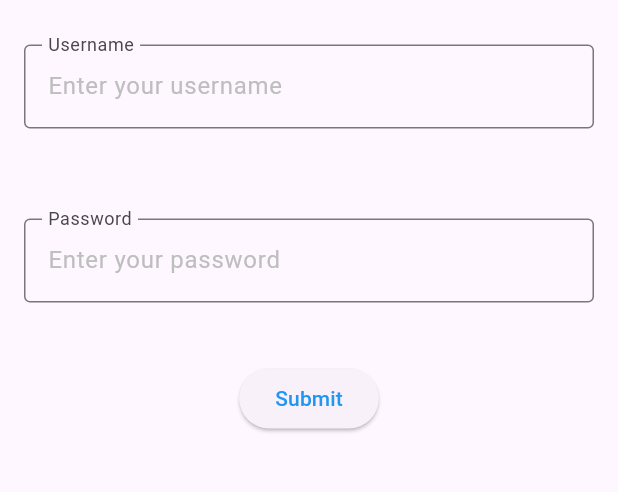
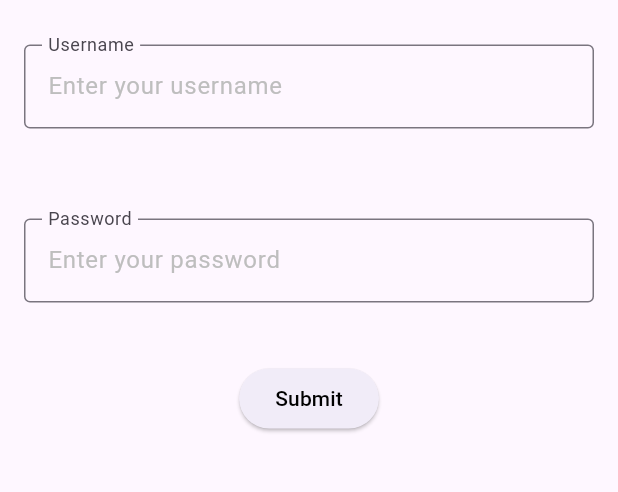
Before and after one commit to AustejaJak/FlutterApp, a Flutter app: the screen it shows after launch, on a phone screen of 412 x 824 dp, the part 428-920 px from its top. Run offline on Flutter 3.47's test engine with Material 3 defaults, Android fonts, the phone set to English and light mode, and no system bars; our stand-ins replace flutter_svg.

```diff
--- a/lib/main.dart
+++ b/lib/main.dart
@@ -1,6 +1,6 @@
 import 'package:flutter/material.dart';
 import 'package:flutter_app/screens/home_screen.dart';
-import './screens/login_screen.dart';
+import 'screens/login/login_screen.dart';
 
 void main() {
   runApp(const MyApp());
--- a/lib/widgets/login_form.dart
+++ b/lib/screens/login/login_form.dart
@@ -1,6 +1,6 @@
 import 'package:flutter/material.dart';
-import 'custom_form_field.dart';
-import 'custom_elevated_button.dart';
+import '../../widgets/custom_form_field.dart';
+import '../../widgets/custom_elevated_button.dart';
 
 class LoginForm extends StatefulWidget {
   const LoginForm({super.key});
@@ -48,7 +48,8 @@ class LoginFormState extends State<LoginForm> {
           CustomElevatedButton(
             formKey: _formKey,
             buttonText: "Submit",
-            foregroundColor: Colors.blue,
+            foregroundColor: Colors.black,
+            backgroundColor: const Color.fromARGB(255, 241, 236, 248),
           ),
         ],
       ),
--- a/lib/screens/login_screen.dart
+++ b/lib/screens/login/login_screen.dart
@@ -1,5 +1,5 @@
 import 'package:flutter/material.dart';
-import '../widgets/login_form.dart';
+import 'login_form.dart';
 
 class LoginScreen extends StatelessWidget {
   const LoginScreen({super.key});
--- a/lib/widgets/custom_elevated_button.dart
+++ b/lib/widgets/custom_elevated_button.dart
@@ -2,10 +2,13 @@ import 'package:flutter/material.dart';
 import 'package:flutter_app/utils/form_validation.dart';
 
 class CustomElevatedButton extends StatefulWidget {
-  const CustomElevatedButton({super.key, required this.buttonText, required this.foregroundColor, required this.formKey});
+  const CustomElevatedButton({super.key, required this.buttonText, required this.foregroundColor, required this.backgroundColor, required this.formKey});
 
   final String buttonText;
+
   final Color foregroundColor;
+  final Color backgroundColor;
+
   final GlobalKey<FormState> formKey;
 
   @override
@@ -16,13 +19,17 @@ class _CustomElevatedButtonState extends State<CustomElevatedButton> {
   GlobalKey<FormState> get formKey => widget.formKey;
 
   String get buttonText => widget.buttonText;
+
+  Color get backgroundColor => widget.backgroundColor;
   Color get foregroundColor => widget.foregroundColor;
 
   @override
   Widget build(BuildContext context) {
     return ElevatedButton(
       style: ButtonStyle(
-          foregroundColor: WidgetStatePropertyAll(foregroundColor)),
+          foregroundColor: WidgetStatePropertyAll(foregroundColor),
+          backgroundColor: WidgetStatePropertyAll(backgroundColor),
+          ),
       onPressed: () {
         allLoginFormFieldValidation(formKey, context, '/v1/home');
       },
--- a/pubspec.yaml
+++ b/pubspec.yaml
@@ -35,6 +35,7 @@ dependencies:
   # The following adds the Cupertino Icons font to your application.
   # Use with the CupertinoIcons class for iOS style icons.
   cupertino_icons: ^1.0.8
+  flutter_svg: ^2.0.10+1
 
 dev_dependencies:
   flutter_test:
@@ -88,3 +89,5 @@ flutter:
   #
   # For details regarding fonts from package dependencies,
   # see https://flutter.dev/to/font-from-package
+  assets:
+  - assets/images/man_figure.svg
```
Also changed, not shown: lib/screens/home.dart (added, +68 -0 lines), lib/screens/home_screen.dart (+5 -3 lines), assets/images/man_figure.svg (added), pubspec.lock.
